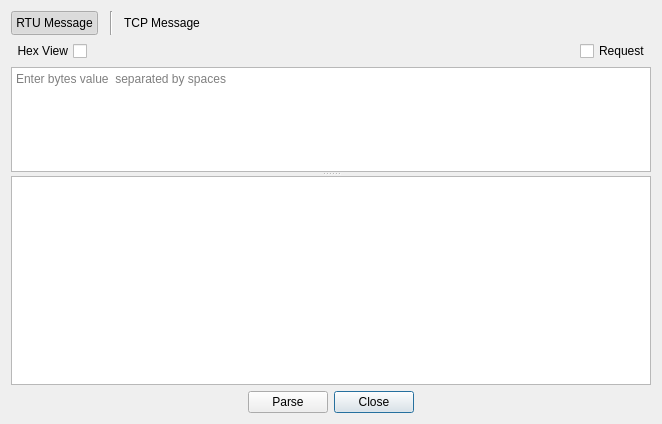
Qt form src/dialogs/dialogmsgparser.ui (sanny32/OpenModSim) before a commit.
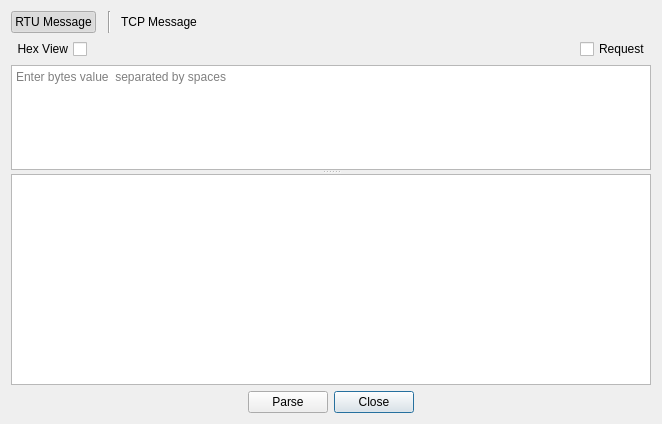
The same form after that commit. Custom widgets are drawn as their Qt base class.

Commit message: feat: Enhance MacAppStyle with custom drawing and polish methods for improved macOS UI rendering

```diff
--- a/src/dialogs/dialogmsgparser.ui
+++ b/src/dialogs/dialogmsgparser.ui
@@ -18,9 +18,6 @@
     <layout class="QHBoxLayout" name="horizontalLayout_2">
      <item>
       <widget class="QPushButton" name="buttonRtu">
-       <property name="styleSheet">
-        <string notr="true">padding: 4px;</string>
-       </property>
        <property name="text">
         <string>RTU Message</string>
        </property>
@@ -57,9 +54,6 @@
      </item>
      <item>
       <widget class="QPushButton" name="buttonTcp">
-       <property name="styleSheet">
-        <string notr="true">padding: 4px;</string>
-       </property>
        <property name="text">
         <string>TCP Message</string>
        </property>
```
Left out of the diff: 1 changed line with no effect on the pictures. The commit also changes 7 other files.
